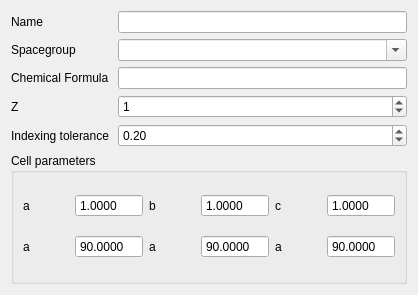
k61n/openhkl, file apps/nsxqt/ui/UnitCellPropertyWidget.ui: the form before one commit.
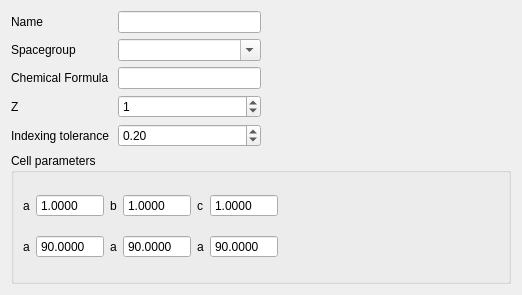
The form after the commit.

Commit message: Slight redesign in UnitCellPropertyWidget

```diff
--- a/apps/nsxqt/ui/UnitCellPropertyWidget.ui
+++ b/apps/nsxqt/ui/UnitCellPropertyWidget.ui
@@ -6,15 +6,17 @@
    <rect>
     <x>0</x>
     <y>0</y>
-    <width>418</width>
+    <width>522</width>
     <height>295</height>
    </rect>
   </property>
   <property name="windowTitle">
    <string>Form</string>
   </property>
-  <layout class="QGridLayout" name="gridLayout_2">
-   <item row="0" column="0">
+  <layout class="QVBoxLayout" name="verticalLayout">
+   <item>
+    <layout class="QHBoxLayout" name="horizontalLayout">
+     <item>
     <layout class="QFormLayout" name="formLayout">
      <item row="0" column="0">
       <widget class="QLabel" name="label_5">
@@ -92,7 +94,22 @@
      </item>
     </layout>
    </item>
-   <item row="1" column="0">
+     <item>
+      <spacer name="horizontalSpacer">
+       <property name="orientation">
+        <enum>Qt::Horizontal</enum>
+       </property>
+       <property name="sizeHint" stdset="0">
+        <size>
+         <width>40</width>
+         <height>20</height>
+        </size>
+       </property>
+      </spacer>
+     </item>
+    </layout>
+   </item>
+   <item>
     <widget class="QGroupBox" name="cellParameters">
      <property name="title">
       <string>Cell parameters</string>
@@ -101,38 +118,15 @@
       <bool>false</bool>
      </property>
      <layout class="QGridLayout" name="gridLayout">
-      <item row="0" column="0">
-       <widget class="QLabel" name="labela">
+      <item row="1" column="3">
+       <widget class="QLabel" name="labelbeta">
         <property name="text">
          <string>a</string>
         </property>
        </widget>
       </item>
-      <item row="0" column="1">
-       <widget class="QDoubleSpinBox" name="a">
-        <property name="buttonSymbols">
-         <enum>QAbstractSpinBox::NoButtons</enum>
-        </property>
-        <property name="decimals">
-         <number>4</number>
-        </property>
-        <property name="maximum">
-         <double>1000.000000000000000</double>
-        </property>
-        <property name="value">
-         <double>1.000000000000000</double>
-        </property>
-       </widget>
-      </item>
       <item row="0" column="2">
-       <widget class="QLabel" name="labelb">
-        <property name="text">
-         <string>b</string>
-        </property>
-       </widget>
-      </item>
-      <item row="0" column="3">
-       <widget class="QDoubleSpinBox" name="b">
+       <widget class="QDoubleSpinBox" name="a">
         <property name="buttonSymbols">
          <enum>QAbstractSpinBox::NoButtons</enum>
         </property>
@@ -147,15 +141,54 @@
         </property>
        </widget>
       </item>
-      <item row="0" column="4">
+      <item row="1" column="4">
+       <widget class="QDoubleSpinBox" name="beta">
+        <property name="buttonSymbols">
+         <enum>QAbstractSpinBox::NoButtons</enum>
+        </property>
+        <property name="decimals">
+         <number>4</number>
+        </property>
+        <property name="maximum">
+         <double>1000.000000000000000</double>
+        </property>
+        <property name="value">
+         <double>90.000000000000000</double>
+        </property>
+       </widget>
+      </item>
+      <item row="1" column="5">
+       <widget class="QLabel" name="labelgamma">
+        <property name="text">
+         <string>a</string>
+        </property>
+       </widget>
+      </item>
+      <item row="1" column="2">
+       <widget class="QDoubleSpinBox" name="alpha">
+        <property name="buttonSymbols">
+         <enum>QAbstractSpinBox::NoButtons</enum>
+        </property>
+        <property name="decimals">
+         <number>4</number>
+        </property>
+        <property name="maximum">
+         <double>1000.000000000000000</double>
+        </property>
+        <property name="value">
+         <double>90.000000000000000</double>
+        </property>
+       </widget>
+      </item>
+      <item row="0" column="5">
        <widget class="QLabel" name="labelc">
         <property name="text">
          <string>c</string>
         </property>
        </widget>
       </item>
-      <item row="0" column="5">
-       <widget class="QDoubleSpinBox" name="c">
+      <item row="0" column="4">
+       <widget class="QDoubleSpinBox" name="b">
         <property name="buttonSymbols">
          <enum>QAbstractSpinBox::NoButtons</enum>
         </property>
@@ -170,6 +203,29 @@
         </property>
        </widget>
       </item>
+      <item row="1" column="6">
+       <widget class="QDoubleSpinBox" name="gamma">
+        <property name="buttonSymbols">
+         <enum>QAbstractSpinBox::NoButtons</enum>
+        </property>
+        <property name="decimals">
+         <number>4</number>
+        </property>
+        <property name="maximum">
+         <double>1000.000000000000000</double>
+        </property>
+        <property name="value">
+         <double>90.000000000000000</double>
+        </property>
+       </widget>
+      </item>
+      <item row="0" column="3">
+       <widget class="QLabel" name="labelb">
+        <property name="text">
+         <string>b</string>
+        </property>
+       </widget>
+      </item>
       <item row="1" column="0">
        <widget class="QLabel" name="labelalpha">
         <property name="text">
@@ -180,31 +236,15 @@
         </property>
        </widget>
       </item>
-      <item row="1" column="1">
-       <widget class="QDoubleSpinBox" name="alpha">
-        <property name="buttonSymbols">
-         <enum>QAbstractSpinBox::NoButtons</enum>
-        </property>
-        <property name="decimals">
-         <number>4</number>
-        </property>
-        <property name="maximum">
-         <double>1000.000000000000000</double>
-        </property>
-        <property name="value">
-         <double>90.000000000000000</double>
-        </property>
-       </widget>
-      </item>
-      <item row="1" column="2">
-       <widget class="QLabel" name="labelbeta">
+      <item row="0" column="0">
+       <widget class="QLabel" name="labela">
         <property name="text">
          <string>a</string>
         </property>
        </widget>
       </item>
-      <item row="1" column="3">
-       <widget class="QDoubleSpinBox" name="beta">
+      <item row="0" column="6">
+       <widget class="QDoubleSpinBox" name="c">
         <property name="buttonSymbols">
          <enum>QAbstractSpinBox::NoButtons</enum>
         </property>
@@ -215,32 +255,22 @@
          <double>1000.000000000000000</double>
         </property>
         <property name="value">
-         <double>90.000000000000000</double>
+         <double>1.000000000000000</double>
         </property>
        </widget>
       </item>
-      <item row="1" column="4">
-       <widget class="QLabel" name="labelgamma">
-        <property name="text">
-         <string>a</string>
+      <item row="0" column="7">
+       <spacer name="horizontalSpacer_2">
+        <property name="orientation">
+         <enum>Qt::Horizontal</enum>
         </property>
-       </widget>
-      </item>
-      <item row="1" column="5">
-       <widget class="QDoubleSpinBox" name="gamma">
-        <property name="buttonSymbols">
-         <enum>QAbstractSpinBox::NoButtons</enum>
+        <property name="sizeHint" stdset="0">
+         <size>
+          <width>40</width>
+          <height>20</height>
+         </size>
         </property>
-        <property name="decimals">
-         <number>4</number>
-        </property>
-        <property name="maximum">
-         <double>1000.000000000000000</double>
-        </property>
-        <property name="value">
-         <double>90.000000000000000</double>
-        </property>
-       </widget>
+       </spacer>
       </item>
      </layout>
     </widget>
```
Lines whose indentation alone changed are shown as unchanged.
